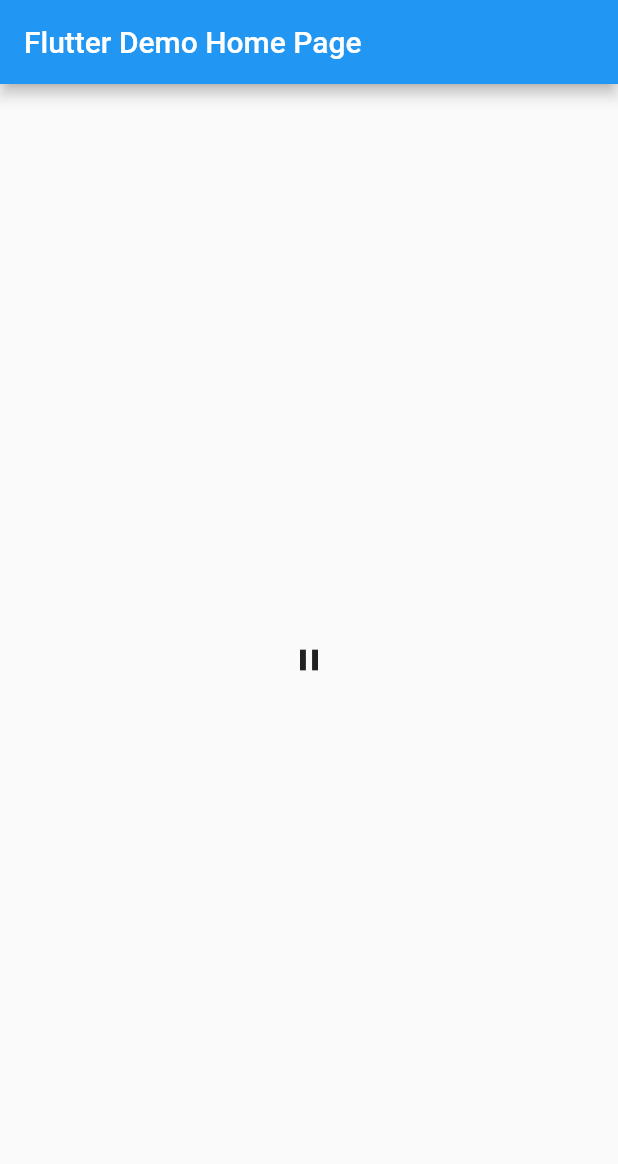
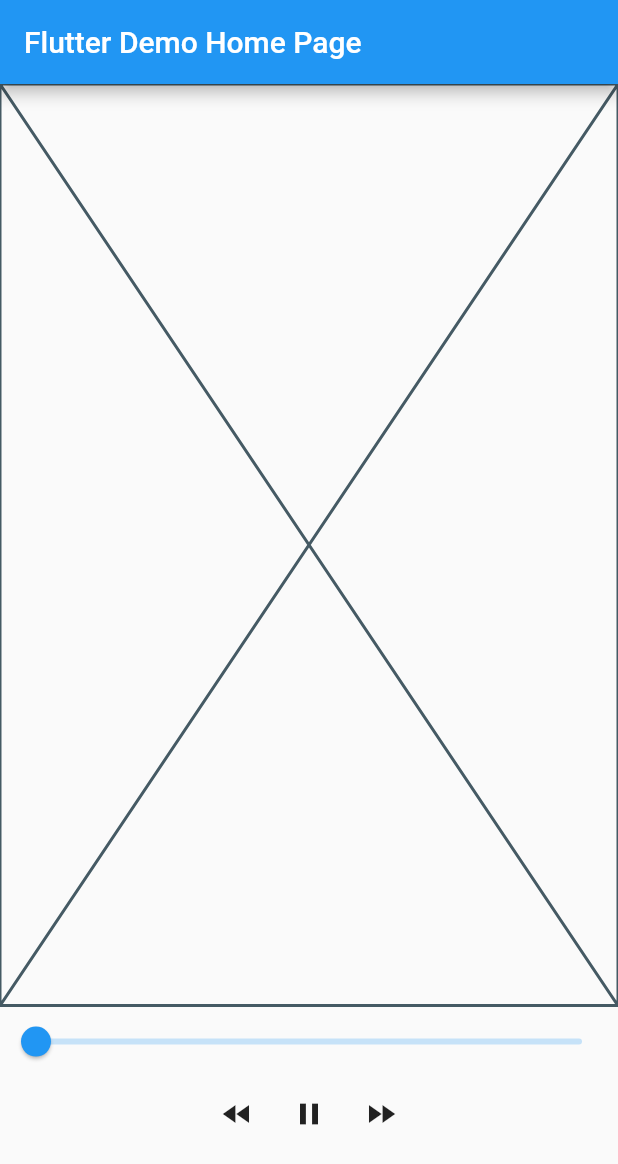
Before and after one commit to saied89/dashcast_saied, a Flutter app: the screen it shows after launch, after a tap on the "play arrow" icon, on a phone screen of 412 x 824 dp. Shown: the top 1164 px of the screen. Run offline on Flutter 3.47's test engine with Material 2 defaults, Android fonts, the phone set to English and light mode, and no system bars; missing offline and left inert: flutter_sound.

```diff
--- a/lib/main.dart
+++ b/lib/main.dart
@@ -29,7 +29,33 @@ class MyHomePage extends StatelessWidget {
         appBar: AppBar(
           title: Text(title),
         ),
-        body: Center(child: PlaybackButton()));
+        body: DashcastApp());
+  }
+}
+
+class DashcastApp extends StatelessWidget {
+  @override
+  Widget build(BuildContext context) {
+    return Column(
+      children: <Widget>[
+        Flexible(flex: 8, child: Placeholder()),
+        Flexible(flex: 2, child: AudioControl()),
+      ],
+    );
+  }
+}
+
+class AudioControl extends StatelessWidget {
+  @override
+  Widget build(BuildContext context) {
+    return PlaybackButtons();
+  }
+}
+
+class PlaybackButtons extends StatelessWidget {
+  @override
+  Widget build(BuildContext context) {
+    return PlaybackButton();
   }
 }
 
@@ -44,44 +70,69 @@ class _PlaybackButtonState extends State<PlaybackButton> {
   final _url =
       "https://incompetech.com/music/royalty-free/mp3-royaltyfree/Discovery%20Hit.mp3";
 
-  FlutterSound flutterSound = new FlutterSound();
+  FlutterSound _flutterSound = new FlutterSound();
 
-  @override
-  void initState() {
-    // TODO: implement initState
-    super.initState();
-  }
+  double _playposition = 0;
+  Stream<PlayStatus> _playSubscription;
 
   @override
   Widget build(BuildContext context) {
-    return IconButton(
-        icon:Icon(
-          _isPlaying ? Icons.pause : Icons.play_arrow
+    return Column(
+      mainAxisAlignment: MainAxisAlignment.start,
+      children: <Widget>[
+        Slider(
+          onChanged: (p) {},
+          value: _playposition,
         ),
-        onPressed: () {
-          if (!_isPlaying)
-            _play();
-          else
-            _pause();
-          setState(() => _isPlaying = !_isPlaying);
-        });
+        Row(
+          mainAxisAlignment: MainAxisAlignment.center,
+          children: <Widget>[
+            IconButton(
+              icon: Icon(Icons.fast_rewind),
+              onPressed: () {},
+            ),
+            IconButton(
+                icon: Icon(_isPlaying ? Icons.pause : Icons.play_arrow),
+                onPressed: () {
+                  if (!_isPlaying)
+                    _play();
+                  else
+                    _pause();
+                  setState(() => _isPlaying = !_isPlaying);
+                }),
+            IconButton(
+              icon: Icon(Icons.fast_forward),
+              onPressed: () {},
+            ),
+          ],
+        ),
+      ],
+    );
   }
 
-  _play() async{
+  _play() async {
 //    Directory tempDir = await getTemporaryDirectory();
 //    File fin = await File ('${tempDir.path}/flutter_sound-tmp.aac');
-    String result = await flutterSound.startPlayer(_url);
-
+    String result = await _flutterSound.startPlayer(_url);
+    _playSubscription = _flutterSound.onPlayerStateChanged
+      ..listen((ps) {
+        if (ps != null) {
+          print("${ps.currentPosition} << ${ps.duration}");
+          setState(() {
+            _playposition = ps.currentPosition / ps.duration;
+          });
+        }
+      });
   }
 
-  _pause() async{
-    String result = await flutterSound.pausePlayer();
+  _pause() async {
+    String result = await _flutterSound.pausePlayer();
   }
 
   @override
   void dispose() {
     // TODO: implement dispose
     super.dispose();
-    flutterSound.stopPlayer();
+    _flutterSound.stopPlayer();
   }
 }
```
